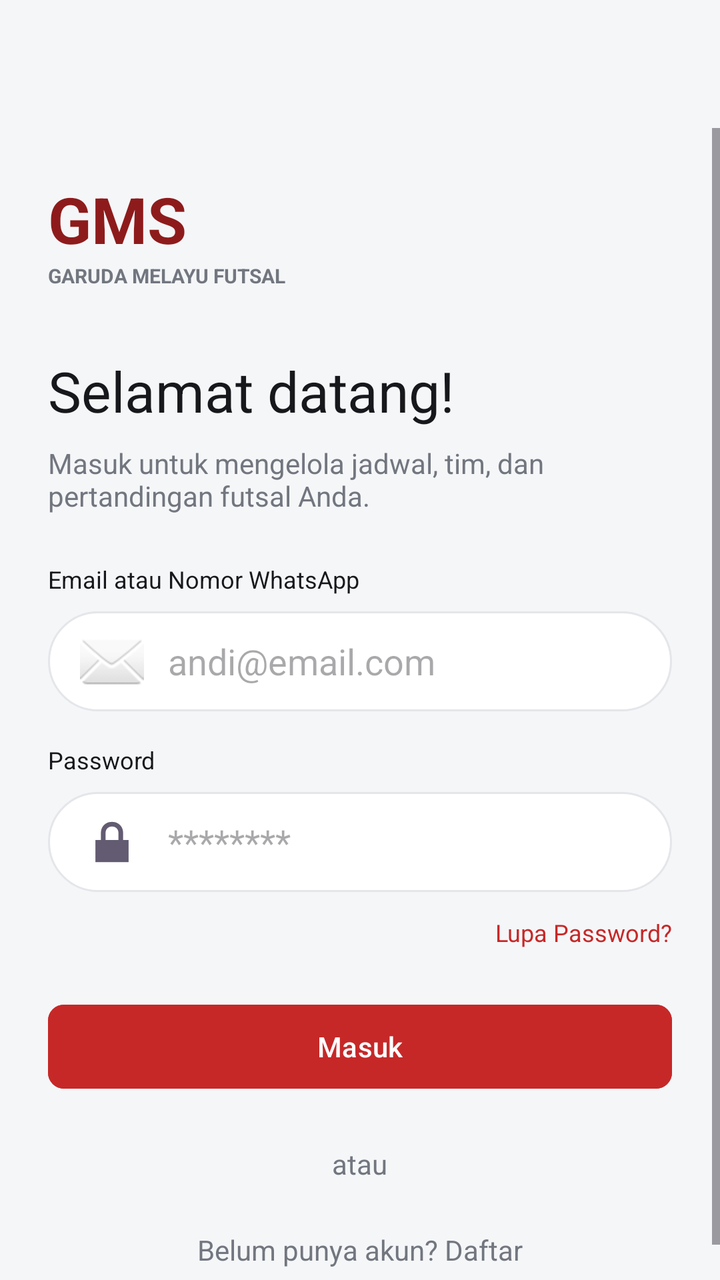
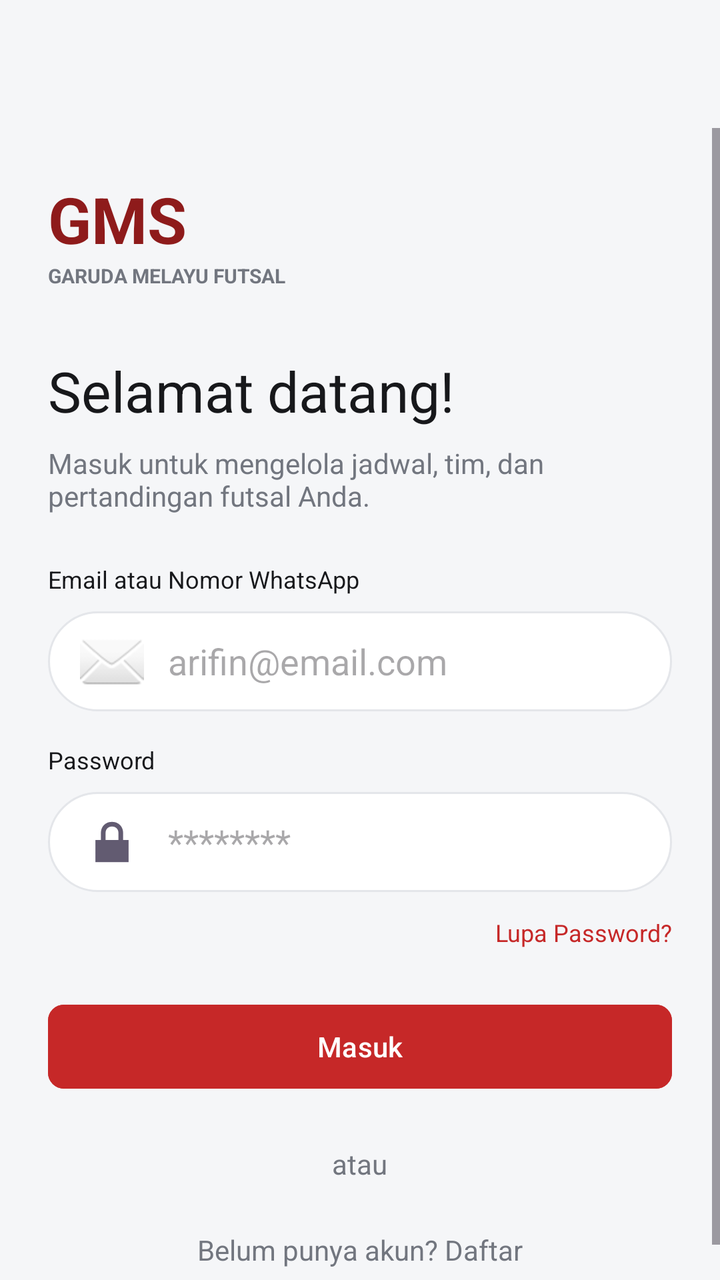

The first picture is an Android layout as it rendered before a commit; the second is the same layout after the commit. The layout source and the unified diff follow.
<!-- AndroidManifest.xml: application theme Theme.Afnmomogi -->
<!-- res/layout/activity_login.xml -->
<?xml version="1.0" encoding="utf-8"?>
<androidx.constraintlayout.widget.ConstraintLayout xmlns:android="http://schemas.android.com/apk/res/android"
    xmlns:app="http://schemas.android.com/apk/res-auto"
    xmlns:tools="http://schemas.android.com/tools"
    android:layout_width="match_parent"
    android:layout_height="match_parent"
    android:background="#F5F6F8"
    tools:context=".LoginActivity">

    <com.google.android.material.appbar.MaterialToolbar
        android:id="@+id/toolbar"
        android:layout_width="match_parent"
        android:layout_height="wrap_content"
        android:background="#F5F6F8"
        app:title=" "
        app:layout_constraintTop_toTopOf="parent" />

    <ScrollView
        android:layout_width="match_parent"
        android:layout_height="0dp"
        app:layout_constraintTop_toBottomOf="@id/toolbar"
        app:layout_constraintBottom_toBottomOf="parent">

        <LinearLayout
            android:layout_width="match_parent"
            android:layout_height="wrap_content"
            android:orientation="vertical"
            android:padding="24dp">

            
            <LinearLayout android:orientation="horizontal" android:layout_width="wrap_content" android:layout_height="wrap_content" android:gravity="center_vertical">
                <TextView
                    android:layout_width="wrap_content"
                    android:layout_height="wrap_content"
                    android:text="GMS"
                    android:textSize="32sp"
                    android:textStyle="bold"
                    android:textColor="#8E1B1B"/>
            </LinearLayout>
            <TextView
                android:layout_width="wrap_content"
                android:layout_height="wrap_content"
                android:text="GARUDA MELAYU FUTSAL"
                android:textSize="10sp"
                android:textStyle="bold"
                android:textColor="#72767F"/>

            <TextView
                android:layout_width="wrap_content"
                android:layout_height="wrap_content"
                android:text="Selamat datang!"
                android:textSize="28sp"
                android:layout_marginTop="32dp"
                android:textColor="#17181B"/>
            <TextView
                android:layout_width="match_parent"
                android:layout_height="wrap_content"
                android:text="Masuk untuk mengelola jadwal, tim, dan pertandingan futsal Anda."
                android:textSize="14sp"
                android:layout_marginTop="8dp"
                android:textColor="#72767F"/>

            
            <TextView
                android:layout_width="wrap_content"
                android:layout_height="wrap_content"
                android:text="Email atau Nomor WhatsApp"
                android:textSize="12sp"
                android:layout_marginTop="24dp"
                android:textColor="#17181B"/>
            <EditText
                android:layout_width="match_parent"
                android:layout_height="50dp"
                android:background="@drawable/rounded_border"
                android:paddingHorizontal="16dp"
                android:hint="andi@email.com"
                android:layout_marginTop="8dp"
                android:drawableStart="@android:drawable/ic_dialog_email"
                android:drawablePadding="12dp"/>

            
            <TextView
                android:layout_width="wrap_content"
                android:layout_height="wrap_content"
                android:text="Password"
                android:textSize="12sp"
                android:layout_marginTop="16dp"
                android:textColor="#17181B"/>
            <EditText
                android:layout_width="match_parent"
                android:layout_height="50dp"
                android:background="@drawable/rounded_border"
                android:paddingHorizontal="16dp"
                android:hint="********"
                android:inputType="textPassword"
                android:layout_marginTop="8dp"
                android:drawableStart="@android:drawable/ic_lock_lock"
                android:drawablePadding="12dp"/>

            <TextView
                android:layout_width="wrap_content"
                android:layout_height="wrap_content"
                android:text="Lupa Password?"
                android:textColor="#C62828"
                android:textSize="12sp"
                android:layout_gravity="end"
                android:layout_marginTop="12dp"/>

            <Button
                android:id="@+id/btnLogin"
                android:layout_width="match_parent"
                android:layout_height="50dp"
                android:text="Masuk"
                android:textColor="#FFFFFF"
                android:backgroundTint="#C62828"
                android:layout_marginTop="24dp"
                app:cornerRadius="8dp"/>

            <TextView
                android:layout_width="wrap_content"
                android:layout_height="wrap_content"
                android:text="atau"
                android:layout_gravity="center"
                android:textColor="#72767F"
                android:layout_marginTop="24dp"/>

            <TextView
                android:layout_width="wrap_content"
                android:layout_height="wrap_content"
                android:text="Belum punya akun? Daftar"
                android:layout_gravity="center"
                android:textColor="#72767F"
                android:layout_marginTop="24dp"/>

        </LinearLayout>
    </ScrollView>
</androidx.constraintlayout.widget.ConstraintLayout>
<!-- resources referenced by this layout -->
<resources>
  <!-- drawable rounded_border (drawable) -->
  <shape xmlns:android="http://schemas.android.com/apk/res/android">
      <stroke android:width="1dp" android:color="#E4E6EA" />
      <corners android:radius="999dp" />
      <solid android:color="#FFFFFF" />
  </shape>
  <style name="Theme.Afnmomogi" parent="Base.Theme.Afnmomogi" />
  <style name="Base.Theme.Afnmomogi" parent="Theme.Material3.DayNight.NoActionBar">
          
          
      </style>
</resources>

<!-- the commit's change to res/layout/activity_login.xml (unified diff, before → after) -->
@@ -69,11 +69,12 @@
                 android:layout_marginTop="24dp"
                 android:textColor="#17181B"/>
             <EditText
+                android:id="@+id/etUsername"
                 android:layout_width="match_parent"
                 android:layout_height="50dp"
                 android:background="@drawable/rounded_border"
                 android:paddingHorizontal="16dp"
-                android:hint="andi@email.com"
+                android:hint="arifin@email.com"
                 android:layout_marginTop="8dp"
                 android:drawableStart="@android:drawable/ic_dialog_email"
                 android:drawablePadding="12dp"/>
@@ -87,6 +88,7 @@
                 android:layout_marginTop="16dp"
                 android:textColor="#17181B"/>
             <EditText
+                android:id="@+id/etPassword"
                 android:layout_width="match_parent"
                 android:layout_height="50dp"
                 android:background="@drawable/rounded_border"
